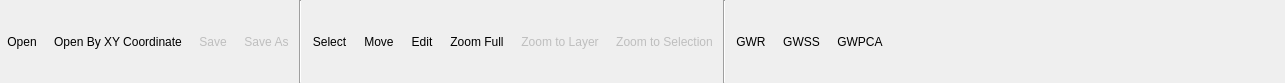
The window that gwmtoolbar.ui (GWmodel-Lab/GWmodelS) describes before a commit, drawn with Qt 5.
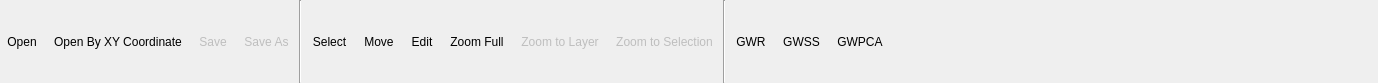
The same window after the commit. Icons and pictures are not drawn.

Diff of the .ui file:
```diff
--- a/gwmtoolbar.ui
+++ b/gwmtoolbar.ui
@@ -6,7 +6,7 @@
    <rect>
     <x>0</x>
     <y>0</y>
-    <width>1285</width>
+    <width>1378</width>
     <height>83</height>
    </rect>
   </property>
```
